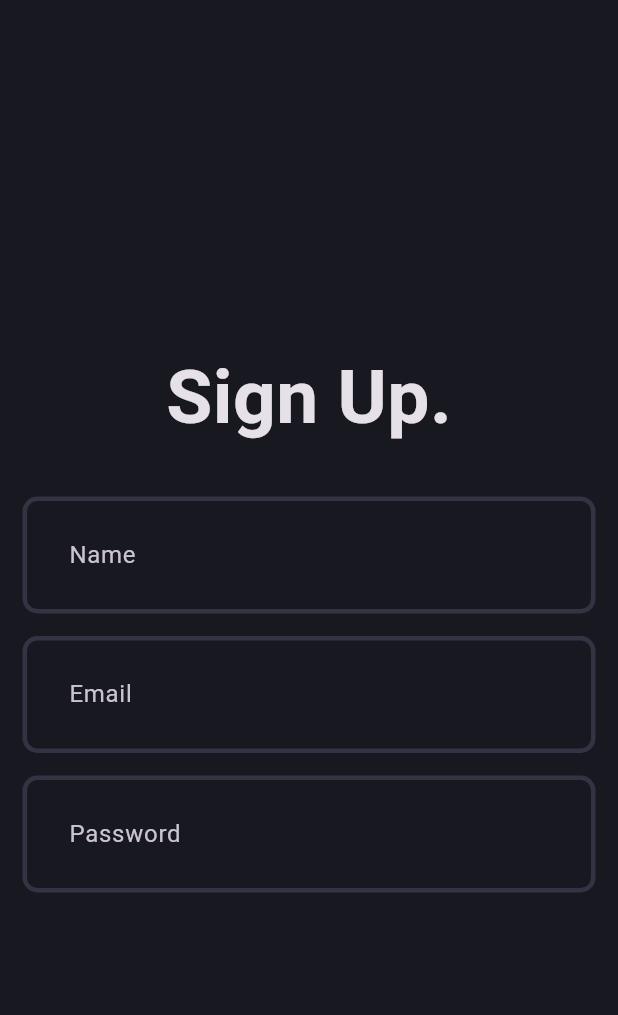
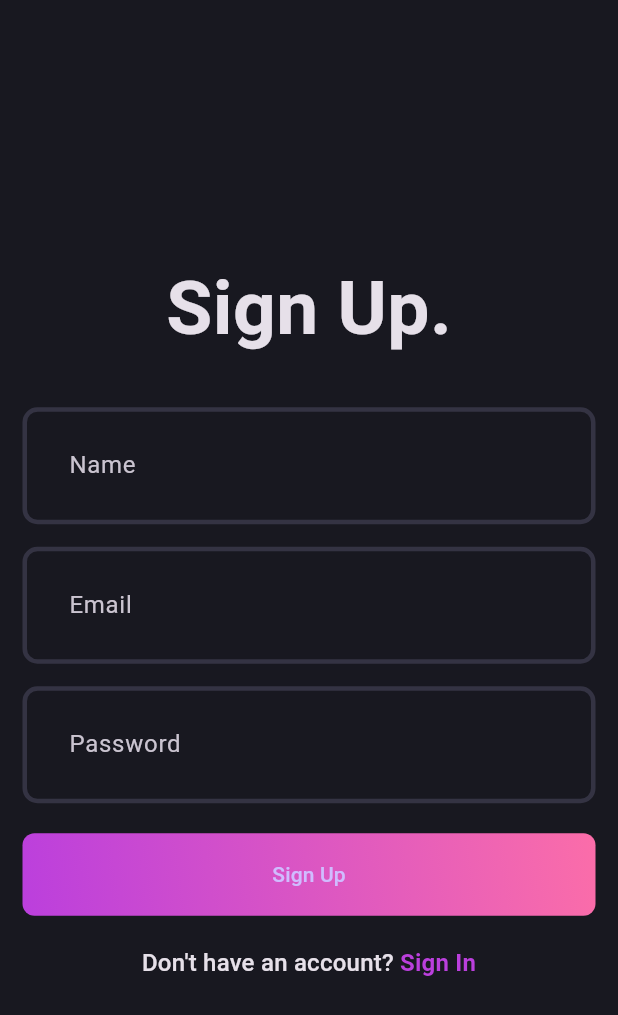
Before and after one commit to Adarsh0Ranjan/blog_app_flutter, a Flutter app: the screen it shows after launch, on a phone screen of 412 x 824 dp. Shown: the top 1015 px of the screen. Run offline on Flutter 3.47's test engine with Material 3 defaults, Android fonts, the phone set to English and light mode, and no system bars.

Commit message:
footer added in sign up view

```diff
--- a/lib/Features/Auth/Presentation/Pages/signup_page.dart
+++ b/lib/Features/Auth/Presentation/Pages/signup_page.dart
@@ -1,5 +1,8 @@
+import 'package:blog_app_flutter/Core/Theme/app_pallete.dart';
 import 'package:blog_app_flutter/Features/Auth/Presentation/widgets/auth_field.dart';
 import 'package:flutter/material.dart';
+
+import '../widgets/auth_gradient_button.dart';
 
 class SignupPage extends StatefulWidget {
   const SignupPage({super.key});
@@ -27,6 +30,24 @@ class _SignupPageState extends State<SignupPage> {
             AuthField(hintText: 'Email'),
             const SizedBox(height: 15),
             AuthField(hintText: 'Password'),
+            const SizedBox(height: 20),
+            AuthGradientButton(),
+            const SizedBox(height: 20),
+            RichText(
+              text: TextSpan(
+                text: "Don't have an account? ",
+                style: Theme.of(context).textTheme.titleMedium,
+                children: [
+                  TextSpan(
+                    text: "Sign In",
+                    style: Theme.of(context).textTheme.titleMedium?.copyWith(
+                        color: AppPallete.gradient1,
+                        fontWeight: FontWeight.bold
+                    ),
+                  ),
+                ],
+              ),
+            ),
           ],
         ),
       ),
```
